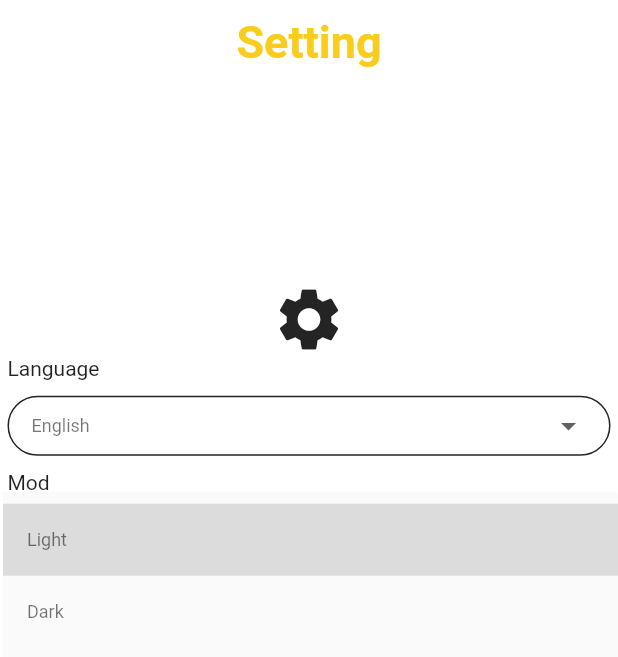
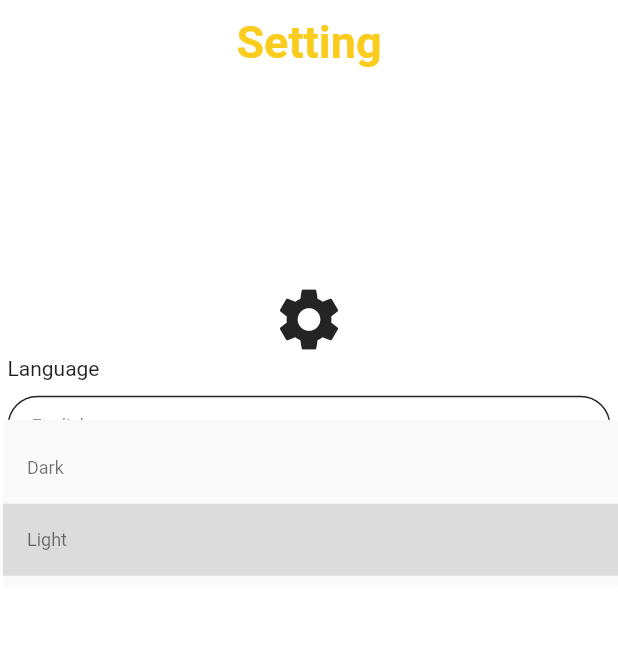
Before and after one commit to Pavly13Waheb/Islamic_App, a Flutter app: the SettingsTab screen opened directly, after a tap on "Light", on a phone screen of 412 x 824 dp. Shown: the top 657 px of the screen. Run offline on Flutter 3.47's test engine with Material 2 defaults, Android fonts, the phone set to English and light mode, and no system bars; our stand-ins replace shared_preferences; accounts and stored records are empty; generated files the repository leaves out were written again.

Commit message:
Finished app

```diff
--- a/lib/screens/navbarscreens/settings_tab.dart
+++ b/lib/screens/navbarscreens/settings_tab.dart
@@ -10,13 +10,10 @@ class SettingsTab extends StatefulWidget {
 }
 
 class _SettingsTabState extends State<SettingsTab> {
-  var mod;
 
   @override
   Widget build(BuildContext context) {
     SettingsProvider provider = Provider.of(context);
-    String? language = provider.currentLocale;
-    ThemeMode? mod = provider.currentTheme;
     return ChangeNotifierProvider(
       create: (context) => provider,
       builder: (context, child) {
@@ -56,6 +53,7 @@ class _SettingsTabState extends State<SettingsTab> {
                           child: Text("English",
                               style: Theme.of(context).textTheme.bodySmall),
                           onTap: () async {
+                            provider.changeLanguage("en");
                             provider.currentLocale = "en";
                             provider.notifyListeners();
                           },
@@ -65,18 +63,16 @@ class _SettingsTabState extends State<SettingsTab> {
                           child: Text("العربية",
                               style: Theme.of(context).textTheme.bodySmall),
                           onTap: () async {
+                            provider.changeLanguage("ar");
                             provider.currentLocale = "ar";
                             provider.notifyListeners();
                           },
-                      )
+                        ),
                       ],
-                    onChanged: (value) {
-                      // setState(() {
-                      //   language = value;
-                      // });
-                    },
-                    value: language,
-                  )),
+                      onChanged: (value) {},
+                      value: provider.currentLocale,
+                    ),
+                  ),
                 ),
                 Text(
                     textAlign: TextAlign.start,
@@ -97,32 +93,28 @@ class _SettingsTabState extends State<SettingsTab> {
                       alignment: Alignment.center,
                       items: [
                         DropdownMenuItem(
+                          value: ThemeMode.dark,
+                          child: Text(AppLocalizations.of(context)!.dark,
+                              style: Theme.of(context).textTheme.bodySmall),
+                          onTap: () {
+                            provider.changeTheme(ThemeMode.dark);
+                            provider.currentTheme = ThemeMode.dark;
+                            provider.notifyListeners();
+                          },
+                        ),
+                        DropdownMenuItem(
                           value: ThemeMode.light,
                           child: Text(AppLocalizations.of(context)!.light,
                               style: Theme.of(context).textTheme.bodySmall),
                           onTap: () {
+                            provider.changeTheme(ThemeMode.light);
                             provider.currentTheme = ThemeMode.light;
                             provider.notifyListeners();
                           },
                         ),
-                        DropdownMenuItem(
-                          value: ThemeMode.dark,
-                          child: Text(AppLocalizations.of(context)!.dark,
-                              style: Theme.of(context).textTheme.bodySmall),
-                          onTap: () {
-                            provider.currentTheme = ThemeMode.dark;
-                            provider.notifyListeners();
-                          },
-                        ),
                       ],
-                      onChanged: (value) {
-                        // setState(
-                        //       () {
-                        //     mod = value;
-                        //   },
-                        // );
-                      },
-                      value: mod,
+                      onChanged: (value) {},
+                      value: provider.currentTheme,
                     ),
                   ),
                 ),
```
Lines whose indentation alone changed are shown as unchanged.
